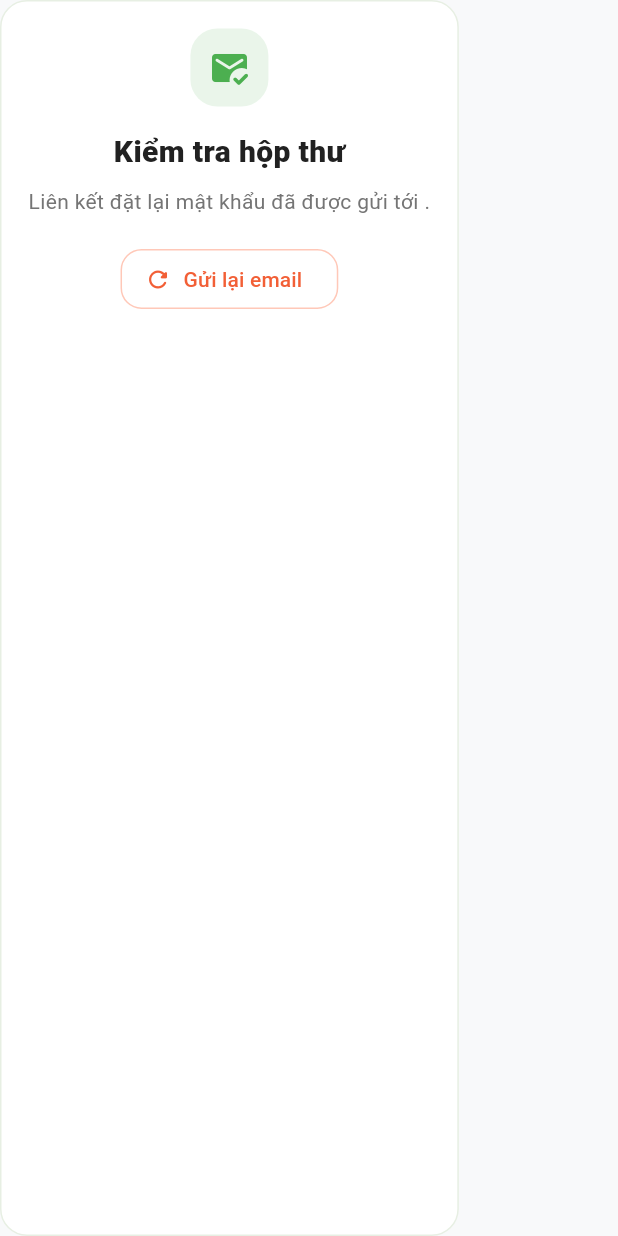
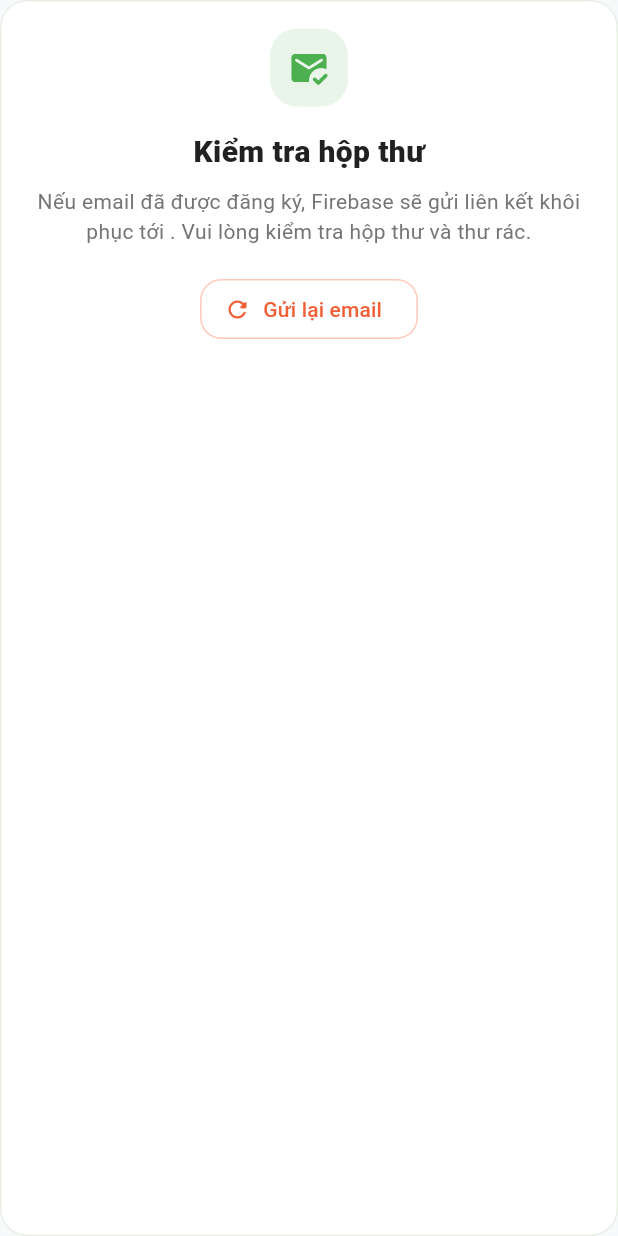
Before and after one commit to EXE-Milingo/Milingo-Mobile-App, a Flutter app: the _SentPanel widget shown alone on an empty page, opened directly with empty values, on a phone screen of 412 x 824 dp. Run offline on Flutter 3.47's test engine with Material 3 defaults, Android fonts, the phone set to English and light mode, and no system bars; our stand-ins replace app_links, camera, dio, firebase_auth, firebase_core, firebase_storage and 10 more; missing offline and left inert: firebase_app_check; accounts and stored records are empty; generated files the repository leaves out were written again; project files that could hold a hidden picture were left out.

Commit message:
RESET PASSWORD

```diff
--- a/lib/features/auth/screens/forgot_password_screen.dart
+++ b/lib/features/auth/screens/forgot_password_screen.dart
@@ -4,6 +4,7 @@ import 'package:flutter_svg/flutter_svg.dart';
 import 'package:go_router/go_router.dart';
 import 'package:milingo/core/constants/app_constants.dart';
 import 'package:milingo/core/theme/app_theme.dart';
+import 'package:milingo/features/auth/utils/password_reset_validation.dart';
 
 class ForgotPasswordScreen extends StatefulWidget {
   const ForgotPasswordScreen({super.key});
@@ -26,33 +27,47 @@ class _ForgotPasswordScreenState extends State<ForgotPasswordScreen> {
 
   Future<void> _sendResetEmail() async {
     final email = _emailController.text.trim();
+    final validationMessage = validatePasswordResetEmail(email);
 
-    if (email.isEmpty) {
-      _showSnack('Vui lòng nhập email để khôi phục mật khẩu.', isError: true);
+    if (validationMessage != null) {
+      _showSnack(validationMessage, isError: true);
       return;
     }
 
     setState(() => _isSending = true);
 
     try {
-      await FirebaseAuth.instance.sendPasswordResetEmail(email: email);
+      final auth = FirebaseAuth.instance;
+      await auth.setLanguageCode('vi');
+      await auth.sendPasswordResetEmail(email: email);
 
       if (!mounted) return;
-      setState(() {
-        _isSent = true;
-        _sentEmail = email;
-      });
-      _showSnack('Đã gửi email đặt lại mật khẩu.');
+      _showSentConfirmation(email);
     } on FirebaseAuthException catch (e) {
-      _showSnack(_mapFirebaseError(e.code), isError: true);
+      if (e.code == 'user-not-found') {
+        _showSentConfirmation(email);
+      } else {
+        _showSnack(_mapFirebaseError(e.code), isError: true);
+      }
     } catch (_) {
       _showSnack(
-        'Đã xảy ra lỗi không xác định. Vui lòng thử lại.',
+        'Không thể gửi email khôi phục lúc này. Vui lòng thử lại.',
         isError: true,
       );
     } finally {
       if (mounted) setState(() => _isSending = false);
     }
+  }
+
+  void _showSentConfirmation(String email) {
+    if (!mounted) return;
+    setState(() {
+      _isSent = true;
+      _sentEmail = email;
+    });
+    _showSnack(
+      'Nếu email đã được đăng ký, bạn sẽ nhận được liên kết khôi phục.',
+    );
   }
 
   void _showSnack(String message, {bool isError = false}) {
@@ -74,17 +89,15 @@ class _ForgotPasswordScreenState extends State<ForgotPasswordScreen> {
   String _mapFirebaseError(String code) {
     switch (code) {
       case 'invalid-email':
-        return 'Email không hợp lệ. Vui lòng kiểm tra lại.';
-      case 'user-not-found':
-        return 'Không tìm thấy tài khoản với email này.';
+        return passwordResetEmailInvalidMessage;
       case 'missing-email':
-        return 'Vui lòng nhập email để khôi phục mật khẩu.';
+        return passwordResetEmailRequiredMessage;
       case 'too-many-requests':
         return 'Quá nhiều lần thử. Vui lòng đợi một lát rồi thử lại.';
       case 'network-request-failed':
         return 'Không thể kết nối mạng. Vui lòng kiểm tra lại.';
       default:
-        return 'Lỗi gửi email khôi phục ($code). Vui lòng thử lại.';
+        return 'Không thể gửi email khôi phục lúc này. Vui lòng thử lại.';
     }
   }
 
@@ -350,7 +363,8 @@ class _SentPanel extends StatelessWidget {
           ),
           const SizedBox(height: 8),
           Text(
-            'Liên kết đặt lại mật khẩu đã được gửi tới $email.',
+            'Nếu email đã được đăng ký, Firebase sẽ gửi liên kết khôi phục '
+            'tới $email. Vui lòng kiểm tra hộp thư và thư rác.',
             textAlign: TextAlign.center,
             style: const TextStyle(
               fontSize: 14,
--- /dev/null
+++ b/lib/features/auth/utils/password_reset_validation.dart
@@ -0,0 +1,21 @@
+const passwordResetEmailRequiredMessage =
+    'Vui lòng nhập email để khôi phục mật khẩu.';
+const passwordResetEmailInvalidMessage =
+    'Email không hợp lệ. Vui lòng kiểm tra lại.';
+
+final _passwordResetEmailPattern = RegExp(
+  r'^[^@\s]+@[^@\s]+\.[^@\s]+$',
+);
+
+String? validatePasswordResetEmail(String value) {
+  final email = value.trim();
+  if (email.isEmpty) {
+    return passwordResetEmailRequiredMessage;
+  }
+
+  if (!_passwordResetEmailPattern.hasMatch(email)) {
+    return passwordResetEmailInvalidMessage;
+  }
+
+  return null;
+}
```
Also changed, not shown: 1 other file.
